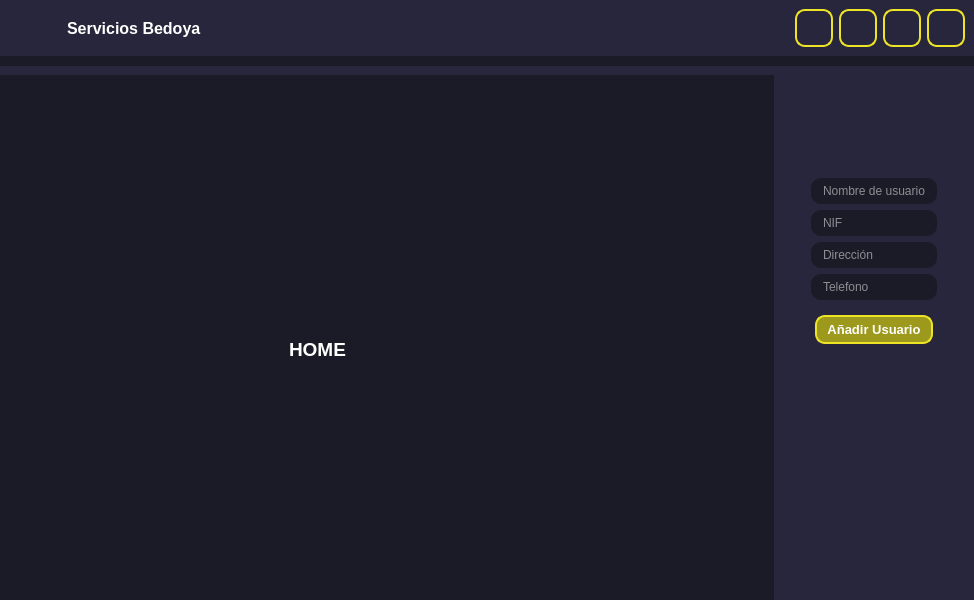
Above: UI/ui_main.ui from DickinsonBP/BudgetInvoiceApp2.0 before the change. Below: the same form after it.
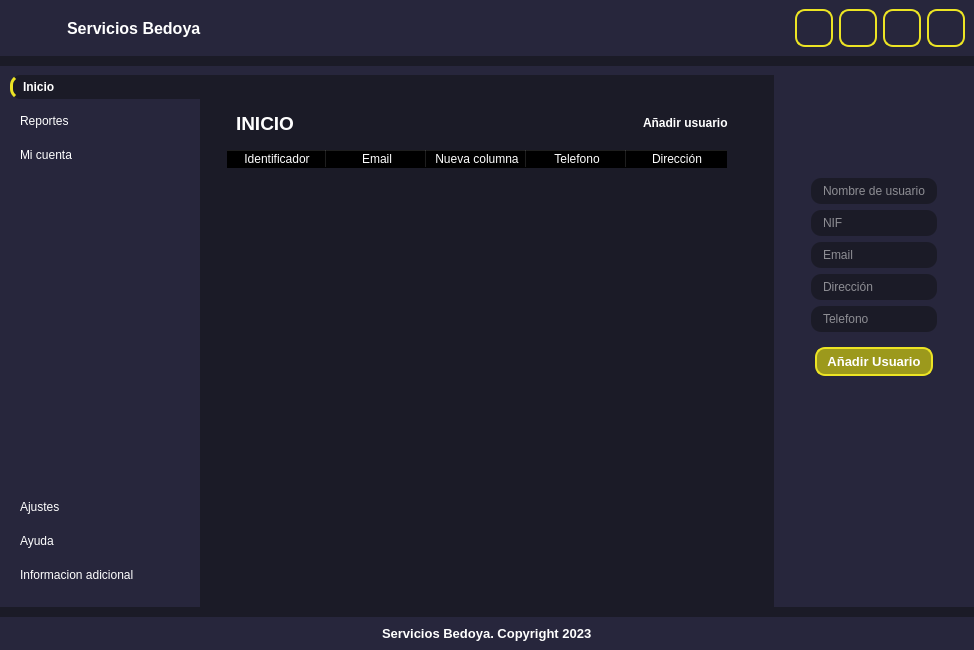
That is the form after the change. Icons and pictures are not drawn. Custom widgets are drawn as their Qt base class.

Diff of the .ui file:
```diff
--- a/UI/ui_main.ui
+++ b/UI/ui_main.ui
@@ -7,7 +7,7 @@
     <x>0</x>
     <y>0</y>
     <width>974</width>
-    <height>600</height>
+    <height>650</height>
    </rect>
   </property>
   <property name="windowTitle">
@@ -25,7 +25,7 @@
 #centralwidget, #btn_home , #mainBodyContent,  QLineEdit{
 	background-color: #1b1b27;
 }
-#header, #mainBody {
+#header, #mainBody, #footer {
 	background-color: #27263c;
 }
 #btn_clients, #btn_budgets, #btn_invoices, #btn_search, #btn_adduser {
@@ -313,7 +313,7 @@
         <widget class="QCustomSlideMenu" name="leftMenu" native="true">
          <property name="minimumSize">
           <size>
-           <width>0</width>
+           <width>200</width>
            <height>0</height>
           </size>
          </property>
@@ -392,6 +392,9 @@
                   <property name="cursor">
                    <cursorShape>PointingHandCursor</cursorShape>
                   </property>
+                  <property name="styleSheet">
+                   <string notr="true">background-color: #1b1b27;</string>
+                  </property>
                   <property name="text">
                    <string>Inicio</string>
                   </property>
@@ -455,7 +458,7 @@
                </property>
                <layout class="QVBoxLayout" name="verticalLayout_5">
                 <property name="spacing">
-                 <number>0</number>
+                 <number>10</number>
                 </property>
                 <property name="leftMargin">
                  <number>0</number>
@@ -467,7 +470,7 @@
                  <number>0</number>
                 </property>
                 <property name="bottomMargin">
-                 <number>10</number>
+                 <number>0</number>
                 </property>
                 <item>
                  <widget class="QPushButton" name="btn_settings">
@@ -526,25 +529,93 @@
           <item>
            <widget class="QCustomStackedWidget" name="mainPages">
             <widget class="QWidget" name="homePage">
-             <widget class="QLabel" name="label_6">
-              <property name="geometry">
-               <rect>
-                <x>280</x>
-                <y>220</y>
-                <width>201</width>
-                <height>91</height>
-               </rect>
-              </property>
-              <property name="font">
-               <font>
-                <pointsize>14</pointsize>
-                <bold>true</bold>
-               </font>
-              </property>
-              <property name="text">
-               <string>HOME</string>
-              </property>
-             </widget>
+             <layout class="QVBoxLayout" name="verticalLayout_10">
+              <item>
+               <widget class="QWidget" name="widget_3" native="true">
+                <layout class="QVBoxLayout" name="verticalLayout_11">
+                 <item>
+                  <widget class="QFrame" name="frame_6">
+                   <property name="frameShape">
+                    <enum>QFrame::StyledPanel</enum>
+                   </property>
+                   <property name="frameShadow">
+                    <enum>QFrame::Raised</enum>
+                   </property>
+                   <layout class="QHBoxLayout" name="horizontalLayout_6">
+                    <item alignment="Qt::AlignLeft">
+                     <widget class="QLabel" name="label_6">
+                      <property name="font">
+                       <font>
+                        <pointsize>14</pointsize>
+                        <bold>true</bold>
+                       </font>
+                      </property>
+                      <property name="text">
+                       <string>INICIO</string>
+                      </property>
+                     </widget>
+                    </item>
+                    <item alignment="Qt::AlignRight">
+                     <widget class="QPushButton" name="btn_showUserForm">
+                      <property name="font">
+                       <font>
+                        <bold>true</bold>
+                       </font>
+                      </property>
+                      <property name="cursor">
+                       <cursorShape>PointingHandCursor</cursorShape>
+                      </property>
+                      <property name="text">
+                       <string>Añadir usuario</string>
+                      </property>
+                      <property name="icon">
+                       <iconset>
+                        <normaloff>../res/Icons/plus-square.png</normaloff>../res/Icons/plus-square.png</iconset>
+                      </property>
+                      <property name="iconSize">
+                       <size>
+                        <width>24</width>
+                        <height>24</height>
+                       </size>
+                      </property>
+                     </widget>
+                    </item>
+                   </layout>
+                  </widget>
+                 </item>
+                 <item>
+                  <widget class="QTableWidget" name="tableWidget">
+                   <column>
+                    <property name="text">
+                     <string>Identificador</string>
+                    </property>
+                   </column>
+                   <column>
+                    <property name="text">
+                     <string>Email</string>
+                    </property>
+                   </column>
+                   <column>
+                    <property name="text">
+                     <string>Nueva columna</string>
+                    </property>
+                   </column>
+                   <column>
+                    <property name="text">
+                     <string>Telefono</string>
+                    </property>
+                   </column>
+                   <column>
+                    <property name="text">
+                     <string>Dirección</string>
+                    </property>
+                   </column>
+                  </widget>
+                 </item>
+                </layout>
+               </widget>
+              </item>
+             </layout>
             </widget>
             <widget class="QWidget" name="reportsPage">
              <widget class="QLabel" name="label_3">
@@ -667,6 +738,12 @@
          <layout class="QVBoxLayout" name="verticalLayout_7">
           <item alignment="Qt::AlignHCenter|Qt::AlignTop">
            <widget class="QWidget" name="widget_2" native="true">
+            <property name="minimumSize">
+             <size>
+              <width>162</width>
+              <height>286</height>
+             </size>
+            </property>
             <layout class="QVBoxLayout" name="verticalLayout_8">
              <item alignment="Qt::AlignHCenter">
               <widget class="QLabel" name="label_2">
@@ -717,7 +794,14 @@
                  </widget>
                 </item>
                 <item>
-                 <widget class="QLineEdit" name="lineEdit_3">
+                 <widget class="QLineEdit" name="email">
+                  <property name="placeholderText">
+                   <string>Email</string>
+                  </property>
+                 </widget>
+                </item>
+                <item>
+                 <widget class="QLineEdit" name="address">
                   <property name="placeholderText">
                    <string>Dirección</string>
                   </property>
@@ -769,6 +853,25 @@
       </layout>
      </widget>
     </item>
+    <item>
+     <widget class="QWidget" name="footer" native="true">
+      <layout class="QHBoxLayout" name="horizontalLayout_5">
+       <item alignment="Qt::AlignHCenter">
+        <widget class="QLabel" name="label_9">
+         <property name="font">
+          <font>
+           <pointsize>10</pointsize>
+           <bold>true</bold>
+          </font>
+         </property>
+         <property name="text">
+          <string>Servicios Bedoya. Copyright 2023</string>
+         </property>
+        </widget>
+       </item>
+      </layout>
+     </widget>
+    </item>
    </layout>
   </widget>
  </widget>
```
Left out of the diff: 8 changed lines with no effect on the pictures.
